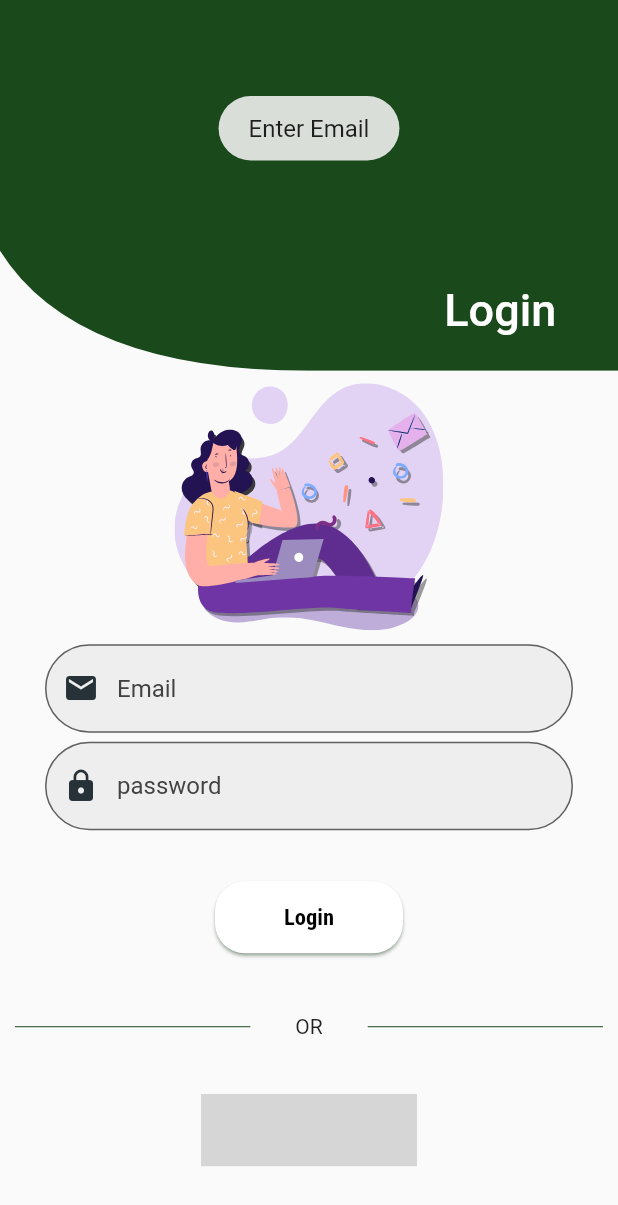
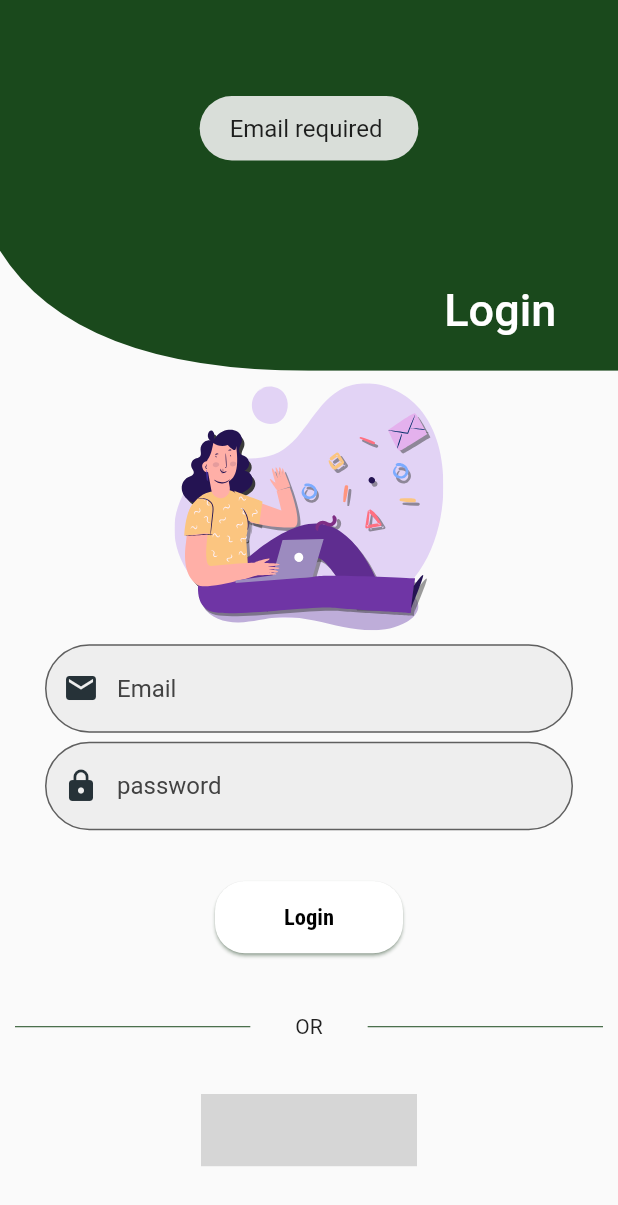
Before and after one commit to Chemutaiselim/finalville, a Flutter app: the Login screen opened directly, after a tap on "Login", on a phone screen of 412 x 824 dp. Shown: the top 1205 px of the screen. Run offline on Flutter 3.47's test engine with Material 2 defaults, Android fonts, the phone set to English and light mode, and no system bars; our stand-ins replace dropdown_button2, email_validator, firebase_auth, firebase_core, firebase_database, firebase_storage and 9 more; missing offline and left inert: colorful_safe_area, location_permissions; accounts and stored records are empty; grey boxes are pictures that could not be loaded.

Commit message:
March 29, 2022 10:07 AM

```diff
--- a/lib/accounts/login.dart
+++ b/lib/accounts/login.dart
@@ -141,23 +141,29 @@ class _LoginState extends State<Login> {
                                   fontSize: 16.0);
                             }
                             if (email.text == "") {
-                              ScaffoldMessenger.of(context)
-                                  .showSnackBar(SnackBar(
-                                content: Text("email required"),
-                                backgroundColor: Colors.red,
-                                duration: Duration(milliseconds: 500),
-                              ));
+                              Fluttertoast.showToast(
+                                  msg: 'Email required ',
+                                  toastLength: Toast.LENGTH_SHORT,
+                                  gravity: ToastGravity.TOP,
+                                  timeInSecForIosWeb: 1,
+                                  fontSize: 16.0);
                             } else if (password.text == "") {
-                              ScaffoldMessenger.of(context)
-                                  .showSnackBar(SnackBar(
-                                content: Text("password required"),
-                                backgroundColor: Colors.red,
-                                duration: Duration(milliseconds: 500),
-                              ));
+                              Fluttertoast.showToast(
+                                  msg: 'Password required',
+                                  toastLength: Toast.LENGTH_SHORT,
+                                  gravity: ToastGravity.TOP,
+                                  timeInSecForIosWeb: 1,
+                                  fontSize: 16.0);
                             } else {
                               var result = await AuthService()
                                   .login(email.text, password.text, context);
                               if (result != null) {
+                                Fluttertoast.showToast(
+                                  msg: 'Enter Email',
+                                  toastLength: Toast.LENGTH_SHORT,
+                                  gravity: ToastGravity.TOP,
+                                  timeInSecForIosWeb: 1,
+                                  fontSize: 16.0);
                                 print("success");
                                 print(result.email);
                               }
```
